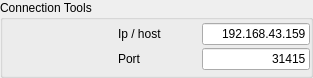
darkjavi/ws2812Wheels, file Apps/LWControl/connectwidget.ui: the form before one commit.
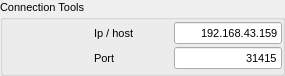
The form after the commit.

The edit to the form file:
```diff
--- a/Apps/LWControl/connectwidget.ui
+++ b/Apps/LWControl/connectwidget.ui
@@ -6,10 +6,15 @@
    <rect>
     <x>0</x>
     <y>0</y>
-    <width>313</width>
-    <height>78</height>
+    <width>285</width>
+    <height>76</height>
    </rect>
   </property>
+  <property name="font">
+   <font>
+    <pointsize>8</pointsize>
+   </font>
+  </property>
   <property name="windowTitle">
    <string>GroupBox</string>
   </property>
```
